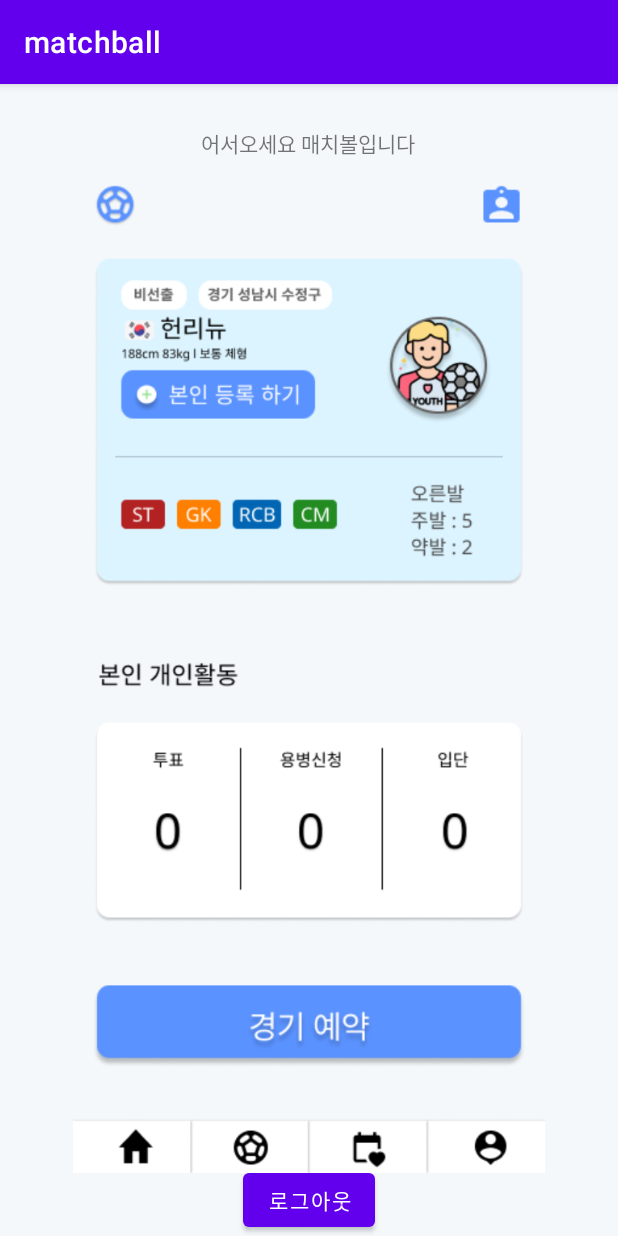
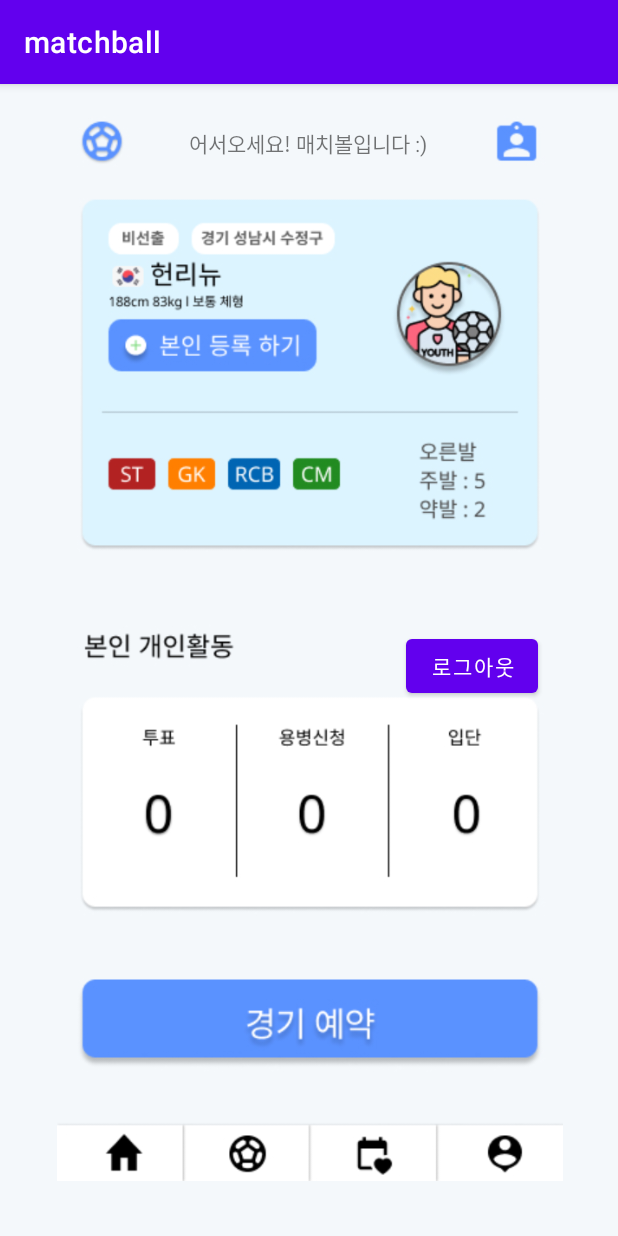
Before and after one commit to kim-jaeheon115/match_ball, an Android app: the MainActivity screen opened directly, with no data from a screen before it, on a phone screen of 412 x 824 dp. Run offline under Robolectric (Android 15) with nearby library versions, the phone set to English and light mode, and no system bars; our stand-ins replace Firebase (no records; nobody signed in at launch, a user with empty details on screens opened directly).

Commit message:
11.16일 확인요

```diff
--- a/app/src/main/java/com/example/matchball/MainActivity.java
+++ b/app/src/main/java/com/example/matchball/MainActivity.java
@@ -22,7 +22,7 @@
         Button btn_logout = findViewById(R.id.btn_logout);
         btn_logout.setOnClickListener(new View.OnClickListener() {
             @Override
-            public void onClick(View view) {
+            public void onClick(View view) {//
                 //로그아웃하기
                 mFirebaseAuth.signOut();
                 Intent intent = new Intent(MainActivity.this , LoginActivity.class);
--- a/app/src/main/java/com/example/matchball/RegisterActivity.java
+++ b/app/src/main/java/com/example/matchball/RegisterActivity.java
@@ -18,7 +18,7 @@
 import com.google.firebase.database.FirebaseDatabase;
 
 public class RegisterActivity extends AppCompatActivity {
-//356
+//3
 
     private FirebaseAuth mFirebaseAuth;
     private DatabaseReference mDatabaseRef;
--- a/app/src/main/res/layout/activity_login.xml
+++ b/app/src/main/res/layout/activity_login.xml
@@ -59,7 +59,7 @@
         android:id="@+id/btn_register"
         android:layout_width="0dp"
         android:layout_height="wrap_content"
-        android:text="회원가입"
+        android:text="회원 가입"
         android:layout_margin="8dp"
         android:backgroundTint="@color/black"
         app:layout_constraintBottom_toBottomOf="parent"
--- a/app/src/main/res/layout/activity_main.xml
+++ b/app/src/main/res/layout/activity_main.xml
@@ -10,19 +10,17 @@
 
     <ImageView
         android:id="@+id/imageView2"
-        android:layout_width="352dp"
-        android:layout_height="681dp"
-        app:layout_constraintBottom_toTopOf="@+id/btn_logout"
-        app:layout_constraintEnd_toEndOf="parent"
-        app:layout_constraintStart_toStartOf="parent"
-        app:layout_constraintTop_toBottomOf="@+id/textView"
-        app:srcCompat="@drawable/main" />
+        android:layout_width="413dp"
+        android:layout_height="731dp"
+        app:srcCompat="@drawable/main"
+        tools:layout_editor_absoluteX="-2dp"
+        tools:layout_editor_absoluteY="2dp" />
 
     <TextView
         android:id="@+id/textView"
         android:layout_width="wrap_content"
         android:layout_height="wrap_content"
-        android:text="어서오세요 매치볼입니다"
+        android:text="어서오세요! 매치볼입니다 :)"
         app:layout_constraintBottom_toBottomOf="parent"
         app:layout_constraintEnd_toEndOf="parent"
         app:layout_constraintHorizontal_bias="0.498"
@@ -34,8 +32,10 @@
         android:id="@+id/btn_logout"
         android:layout_width="wrap_content"
         android:layout_height="wrap_content"
+        android:layout_marginBottom="356dp"
         android:text="로그아웃"
         app:layout_constraintBottom_toBottomOf="parent"
         app:layout_constraintEnd_toEndOf="parent"
+        app:layout_constraintHorizontal_bias="0.835"
         app:layout_constraintStart_toStartOf="parent" />
 </androidx.constraintlayout.widget.ConstraintLayout>
--- a/app/src/main/res/layout/activity_register.xml
+++ b/app/src/main/res/layout/activity_register.xml
@@ -25,7 +25,7 @@
         android:layout_height="wrap_content"
         android:layout_marginTop="50dp"
         android:ems="10"
-        android:hint="닉네임을 입력해주세요."
+        android:hint="닉네임을 입력해주세요. "
         app:layout_constraintEnd_toEndOf="parent"
         app:layout_constraintHorizontal_bias="0.492"
         app:layout_constraintStart_toStartOf="parent"
```
